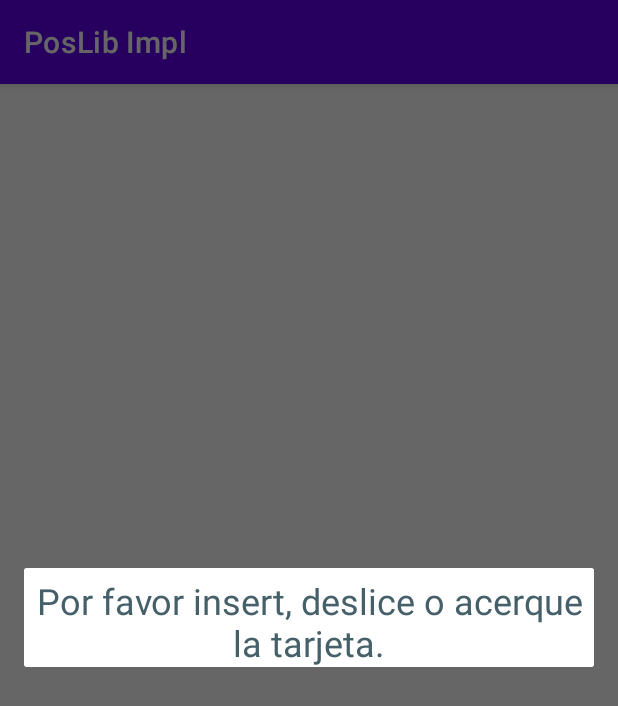
After one commit to Isai734/sunmi-posLib, an Android app: the fragment AskCardDialog shown on its own in the app's theme, on a phone screen of 412 x 824 dp. The commit adds this screen. Shown: the top 706 px of the screen. Run offline under Robolectric (Android 15) with nearby library versions, the phone set to English and light mode, and no system bars; libraries missing offline, so code that uses them is left out: com.sunmi.pay.

Commit message:
[+] add support for msr

```diff
--- a/PosLib/build.gradle
+++ b/PosLib/build.gradle
@@ -1,6 +1,7 @@
 plugins {
     id 'com.android.library'
     id 'kotlin-android'
+    id 'kotlin-kapt'
 }
 
 android {
@@ -49,7 +50,9 @@ dependencies {
     implementation 'androidx.core:core-ktx:1.3.2'
     implementation 'org.jetbrains.kotlinx:kotlinx-coroutines-core:1.4.2'
     //moshi
+    kapt 'com.squareup.moshi:moshi-kotlin-codegen:1.9.3'
     implementation "com.squareup.moshi:moshi-kotlin:1.9.3"
+    implementation 'com.squareup.retrofit2:converter-moshi:2.9.0'
 
-    implementation(name:'PayLib-release-1.4.40', ext:'aar')
+    implementation(name: 'PayLib-release-1.4.40', ext: 'aar')
 }
--- a/PosLib/src/main/java/com/pagatodo/sunmi/poslib/util/Constants.kt
+++ b/PosLib/src/main/java/com/pagatodo/sunmi/poslib/util/Constants.kt
@@ -1,9 +1,9 @@
 package com.pagatodo.sunmi.poslib.util
 
 object Constants {
-    const val track1 = "Track1"
-    const val track2 = "Track2"
-    const val track3 = "Track3"
+    const val track1 = "TRACK1"
+    const val track2 = "TRACK2"
+    const val track3 = "TRACK3"
     const val maskedPan = "maskedPan"
     const val encTrack1 = "encTrack1"
     const val encTrack2 = "encTrack2"
--- /dev/null
+++ b/app/src/main/java/com/pagatodo/sunmi/poslibimpl/AskCardDialog.kt
@@ -0,0 +1,40 @@
+package com.pagatodo.sunmi.poslibimpl
+
+import android.content.Context
+import android.content.DialogInterface
+import android.os.Bundle
+import android.os.RemoteException
+import android.util.Log
+import android.view.LayoutInflater
+import android.view.View
+import android.view.ViewGroup
+import android.view.ViewTreeObserver.OnGlobalLayoutListener
+import androidx.annotation.Nullable
+import androidx.fragment.app.DialogFragment
+import com.pagatodo.sunmi.poslib.posInstance
+import com.sunmi.pay.hardware.aidlv2.bean.PinPadConfigV2
+import com.sunmi.pay.hardware.aidlv2.bean.PinPadDataV2
+import com.sunmi.pay.hardware.aidlv2.pinpad.PinPadListenerV2
+import kotlinx.android.synthetic.main.dialog_pin_pad_custom.*
+import kotlinx.android.synthetic.main.view_fix_password_keyboard.*
+
+class AskCardDialog : DialogFragment() {
+
+    override fun onAttach(context: Context) {
+        super.onAttach(context)
+        //(context as AbstractActivity<*>).setOnFullView()
+    }
+
+    override fun onCreateView(
+        inflater: LayoutInflater,
+        @Nullable container: ViewGroup?,
+        @Nullable savedInstanceState: Bundle?
+    ): View? {
+        return inflater.inflate(R.layout.dialog_ask_for_card, container, false)
+    }
+
+    override fun onViewCreated(view: View, savedInstanceState: Bundle?) {
+        super.onViewCreated(view, savedInstanceState)
+
+    }
+}
--- a/app/src/main/java/com/pagatodo/sunmi/poslibimpl/MainActivity.kt
+++ b/app/src/main/java/com/pagatodo/sunmi/poslibimpl/MainActivity.kt
@@ -14,6 +14,7 @@ import com.pagatodo.sunmi.poslib.config.PosConfig
 import com.pagatodo.sunmi.poslib.model.Aid
 import com.pagatodo.sunmi.poslib.model.Capk
 import com.pagatodo.sunmi.poslib.posInstance
+import com.pagatodo.sunmi.poslib.util.PosLogger
 import com.pagatodo.sunmi.poslibimpl.util.LoadFile
 import kotlinx.android.synthetic.main.activity_main.*
 import kotlinx.coroutines.Dispatchers
@@ -58,7 +59,7 @@ class MainActivity : AppCompatActivity() {
                 PosLib.loadGlobalConfig(posConfig)
                 Log.i("MainActivity", "configure terminal success")
             } catch (e: Exception) {
-                Log.e("MainActivity", e.toString())
+               PosLogger.e("MainActivity", e.toString())
             }
         }
     }
--- /dev/null
+++ b/app/src/main/res/layout/dialog_ask_for_card.xml
@@ -0,0 +1,27 @@
+<?xml version="1.0" encoding="utf-8"?>
+<RelativeLayout xmlns:android="http://schemas.android.com/apk/res/android"
+    xmlns:tools="http://schemas.android.com/tools"
+    android:layout_width="match_parent"
+    android:layout_height="wrap_content"
+    android:background="@android:color/white">
+
+    <LinearLayout
+        android:id="@+id/loader_afiliar"
+        android:layout_width="match_parent"
+        android:layout_height="wrap_content"
+        android:layout_marginLeft="5dp"
+        android:layout_marginRight="5dp"
+        android:orientation="vertical">
+
+        <TextView
+            android:layout_width="match_parent"
+            android:layout_height="wrap_content"
+            android:layout_marginTop="5dp"
+            android:gravity="center"
+            android:text="Por favor insert, deslice o acerque la tarjeta."
+            android:textAlignment="center"
+            android:textColor="@color/colorLineColor"
+            android:textSize="24sp"></TextView>
+    </LinearLayout>
+
+</RelativeLayout>
```
Also changed, not shown: PosLib/src/main/java/com/pagatodo/sunmi/poslib/PosLib.kt (+6 -4 lines), PosLib/src/main/java/com/pagatodo/sunmi/poslib/SunmiServiceWrapper.kt (+4 -4 lines), PosLib/src/main/java/com/pagatodo/sunmi/poslib/SunmiTransaction.kt (+65 -144 lines), PosLib/src/main/java/com/pagatodo/sunmi/poslib/config/PosConfig.kt (+4 -5 lines), PosLib/src/main/java/com/pagatodo/sunmi/poslib/util/EmvUtil.kt (+4 -6 lines), app/src/main/java/com/pagatodo/sunmi/poslibimpl/SunmiTransactionManager.kt (+24 -10 lines).
